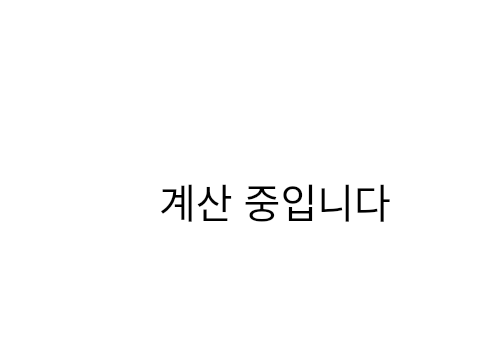
First picture: the form in sub.ui, repository mINUs-capstone-design/Source_Code, before the edit; both pictures show x 81 to 561 and y 0 to 363 of the 800 by 480 pixel window.
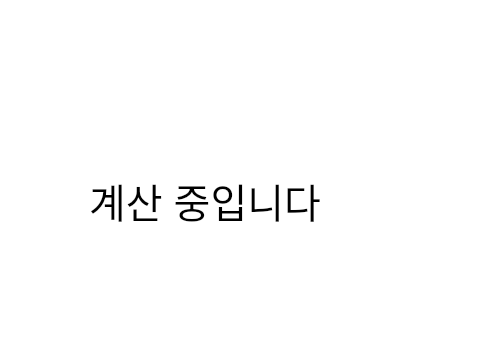
Second picture: the form after the edit. Icons and pictures are not drawn.

Commit message: 결과 로딩화면수정

Patch:
```diff
--- a/sub.ui
+++ b/sub.ui
@@ -432,9 +432,9 @@
     <widget class="QLabel" name="loading_label">
      <property name="geometry">
       <rect>
-       <x>240</x>
+       <x>170</x>
        <y>100</y>
-       <width>320</width>
+       <width>461</width>
        <height>200</height>
       </rect>
      </property>
```
The commit also changes 1 other file.
